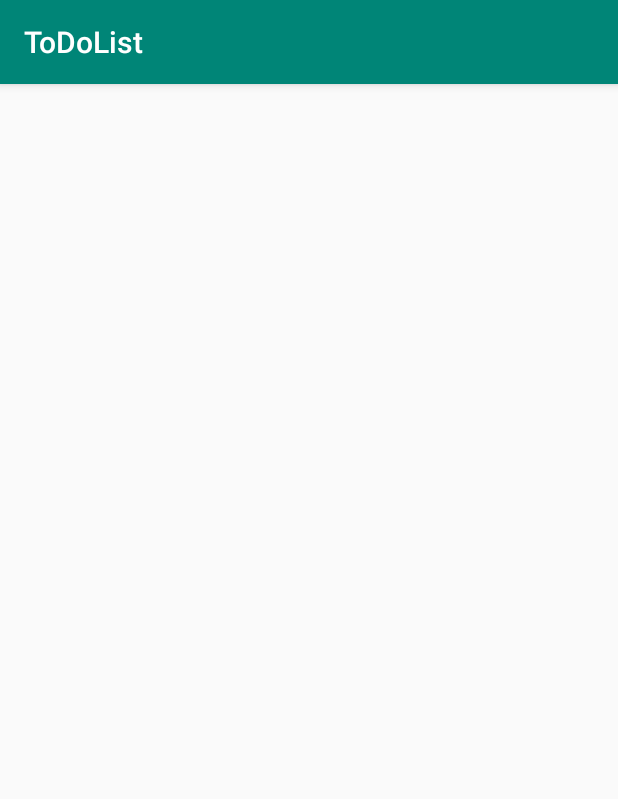
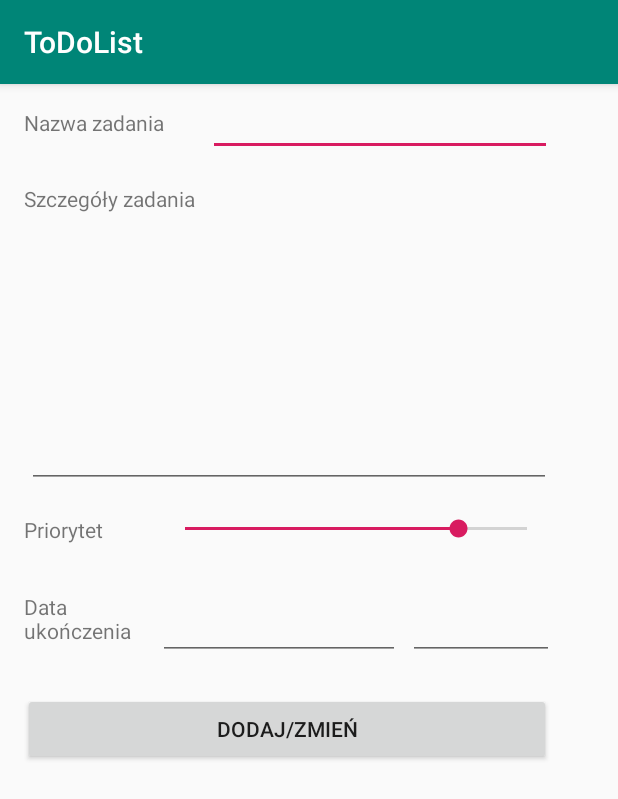
Before and after one commit to ogendogen/Android-ToDoList, an Android app: the TaskActivity screen opened directly, with no data from a screen before it, on a phone screen of 412 x 824 dp. Shown: the top 799 px of the screen. Run offline under Robolectric (Android 15) with nearby library versions, the phone set to English and light mode, and no system bars.

Commit message:
Activity Task

```diff
--- a/app/src/main/java/com/example/marcin/todolist/TaskActivity.java
+++ b/app/src/main/java/com/example/marcin/todolist/TaskActivity.java
@@ -2,12 +2,53 @@ package com.example.marcin.todolist;
 
 import android.support.v7.app.AppCompatActivity;
 import android.os.Bundle;
+import android.view.View;
+import android.widget.Button;
+import android.widget.EditText;
+import android.widget.SeekBar;
+import android.widget.Toast;
+
+import java.util.Date;
 
 public class TaskActivity extends AppCompatActivity {
+
+    EditText taskName, taskDesc, taskDate, taskTime;
+    SeekBar priority;
+    Button btn;
 
     @Override
     protected void onCreate(Bundle savedInstanceState) {
         super.onCreate(savedInstanceState);
         setContentView(R.layout.activity_task);
+
+        taskName = (EditText)findViewById(R.id.editText);
+        taskDesc = (EditText)findViewById(R.id.editText3);
+        taskDate = (EditText)findViewById(R.id.editText4);
+        taskTime = (EditText)findViewById(R.id.editText5);
+
+        priority = (SeekBar)findViewById(R.id.seekBar);
+        priority.setMax(5);
+        priority.setProgress(3);
+        priority.incrementProgressBy(1);
+
+        btn = (Button)findViewById(R.id.button);
+
+        btn.setOnClickListener(new View.OnClickListener() {
+            @Override
+            public void onClick(View v) {
+                try
+                {
+                    String s_TaskName = taskName.getText().toString();
+                    String s_taskDesc = taskDesc.getText().toString();
+                    String dueDate = taskDate.getText().toString();
+                    String dueTime = taskTime.getText().toString();
+                    int i_priority = priority.getProgress();
+                }
+                catch(Exception e)
+                {
+                    Toast.makeText(getApplicationContext(), "Błąd: " + e.getMessage(), Toast.LENGTH_LONG).show();
+                }
+            }
+        });
     }
 }
--- a/app/src/main/res/layout/activity_task.xml
+++ b/app/src/main/res/layout/activity_task.xml
@@ -6,4 +6,112 @@
     android:layout_height="match_parent"
     tools:context=".TaskActivity">
 
+    <TextView
+        android:id="@+id/textView"
+        android:layout_width="wrap_content"
+        android:layout_height="wrap_content"
+        android:layout_marginStart="16dp"
+        android:layout_marginTop="16dp"
+        android:text="Nazwa zadania"
+        app:layout_constraintStart_toStartOf="parent"
+        app:layout_constraintTop_toTopOf="parent" />
+
+    <EditText
+        android:id="@+id/editText"
+        android:layout_width="229dp"
+        android:layout_height="32dp"
+        android:layout_marginStart="29dp"
+        android:layout_marginTop="16dp"
+        android:ems="10"
+        android:inputType="textPersonName"
+        android:maxLength="20"
+        android:textSize="12sp"
+        app:layout_constraintStart_toEndOf="@+id/textView"
+        app:layout_constraintTop_toTopOf="parent" />
+
+    <TextView
+        android:id="@+id/textView2"
+        android:layout_width="wrap_content"
+        android:layout_height="wrap_content"
+        android:layout_marginStart="16dp"
+        android:layout_marginTop="31dp"
+        android:text="Szczegóły zadania"
+        app:layout_constraintStart_toStartOf="parent"
+        app:layout_constraintTop_toBottomOf="@+id/textView" />
+
+    <EditText
+        android:id="@+id/editText3"
+        android:layout_width="349dp"
+        android:layout_height="168dp"
+        android:layout_marginStart="18dp"
+        android:layout_marginTop="15dp"
+        android:ems="10"
+        android:gravity="top"
+        android:inputType="textMultiLine"
+        android:maxLength="128"
+        android:textSize="14sp"
+        app:layout_constraintStart_toStartOf="parent"
+        app:layout_constraintTop_toBottomOf="@+id/textView2" />
+
+    <SeekBar
+        android:id="@+id/seekBar"
+        android:layout_width="260dp"
+        android:layout_height="35dp"
+        android:layout_marginStart="38dp"
+        android:layout_marginTop="10dp"
+        app:layout_constraintStart_toEndOf="@+id/textView3"
+        app:layout_constraintTop_toBottomOf="@+id/editText3" />
+
+    <TextView
+        android:id="@+id/textView3"
+        android:layout_width="wrap_content"
+        android:layout_height="wrap_content"
+        android:layout_marginStart="16dp"
+        android:layout_marginTop="18dp"
+        android:text="Priorytet"
+        app:layout_constraintStart_toStartOf="parent"
+        app:layout_constraintTop_toBottomOf="@+id/editText3" />
+
+    <TextView
+        android:id="@+id/textView4"
+        android:layout_width="75dp"
+        android:layout_height="36dp"
+        android:layout_marginStart="16dp"
+        android:layout_marginTop="32dp"
+        android:text="Data ukończenia"
+        app:layout_constraintStart_toStartOf="parent"
+        app:layout_constraintTop_toBottomOf="@+id/textView3" />
+
+    <EditText
+        android:id="@+id/editText4"
+        android:layout_width="161dp"
+        android:layout_height="wrap_content"
+        android:layout_marginStart="14dp"
+        android:layout_marginTop="24dp"
+        android:ems="10"
+        android:inputType="date"
+        app:layout_constraintStart_toEndOf="@+id/textView4"
+        app:layout_constraintTop_toBottomOf="@+id/seekBar" />
+
+    <EditText
+        android:id="@+id/editText5"
+        android:layout_width="97dp"
+        android:layout_height="wrap_content"
+        android:layout_marginStart="5dp"
+        android:layout_marginTop="24dp"
+        android:ems="10"
+        android:inputType="time"
+        app:layout_constraintStart_toEndOf="@+id/editText4"
+        app:layout_constraintTop_toBottomOf="@+id/seekBar" />
+
+    <Button
+        android:id="@+id/button"
+        android:layout_width="352dp"
+        android:layout_height="wrap_content"
+        android:layout_marginStart="15dp"
+        android:layout_marginTop="22dp"
+        android:text="Dodaj/Zmień"
+        app:layout_constraintStart_toStartOf="parent"
+        app:layout_constraintTop_toBottomOf="@+id/editText4" />
+
 </android.support.constraint.ConstraintLayout>
```
